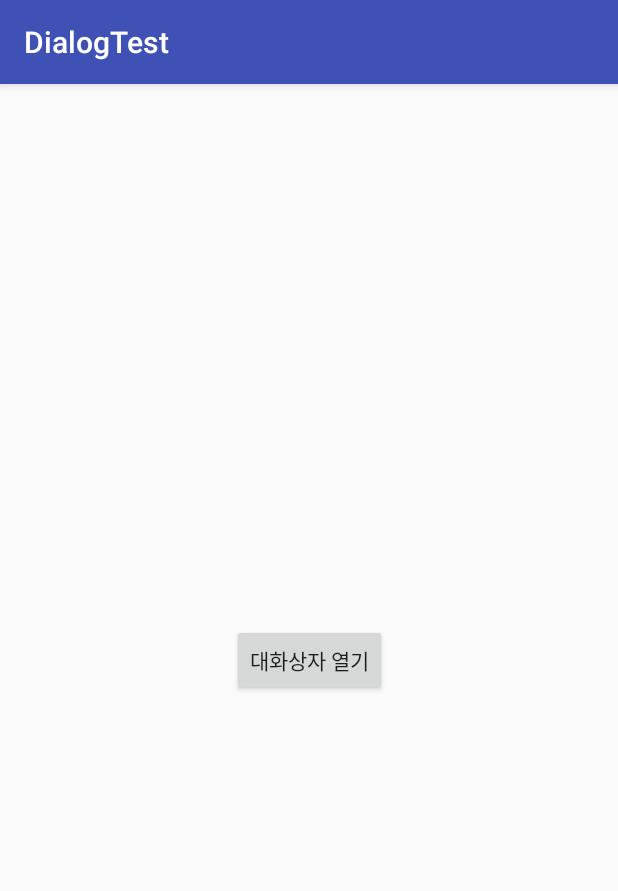
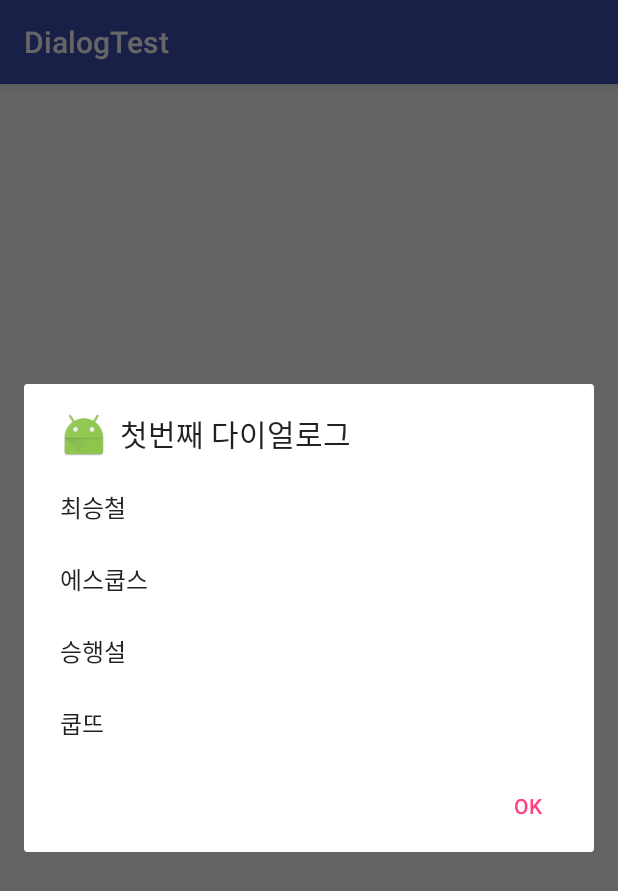
Before and after one commit to jungdain/DialogTest, an Android app: the screen it shows after launch (MainActivity), after a tap on "대화상자 열기", on a phone screen of 412 x 824 dp. Shown: the top 891 px of the screen. Run offline under Robolectric (Android 15) with nearby library versions, the phone set to English and light mode, and no system bars.

Commit message:
#3 Change Items Dialog and Dialog Event Programming

```diff
--- a/app/src/main/java/rlathfdl463/kr/hs/emirim/dialogtest/MainActivity.java
+++ b/app/src/main/java/rlathfdl463/kr/hs/emirim/dialogtest/MainActivity.java
@@ -1,22 +1,37 @@
 package rlathfdl463.kr.hs.emirim.dialogtest;
 
+import android.content.DialogInterface;
+import android.preference.DialogPreference;
+import android.support.v7.app.AlertDialog;
 import android.support.v7.app.AppCompatActivity;
 import android.os.Bundle;
 import android.view.View;
 import android.widget.Button;
 
 public class MainActivity extends AppCompatActivity implements View.OnClickListener{
-
+    String[] itemArr={"최승철", "에스쿱스", "승행설", "쿱뜨"};
+    Button butDialog;
     @Override
     protected void onCreate(Bundle savedInstanceState) {
         super.onCreate(savedInstanceState);
         setContentView(R.layout.activity_main);
-        Button butDialog=(Button)findViewById(R.id.but_dialog);
+        butDialog=(Button)findViewById(R.id.but_dialog);
         butDialog.setOnClickListener(this);
     }
 
     @Override
     public void onClick(View view) {
-
+        AlertDialog.Builder dialog=new AlertDialog.Builder(this);
+        dialog.setTitle("첫번째 다이얼로그");
+        dialog.setIcon(R.mipmap.ic_launcher);
+//        dialog.setMessage("여기는 메시지를 쓰는 곳입니다.");
+        dialog.setItems(itemArr, new DialogInterface.OnClickListener() {
+            @Override
+            public void onClick(DialogInterface dialogInterface, int i) {
+                butDialog.setText(itemArr[i]);
+            }
+        });
+        dialog.setPositiveButton("OK", null);
+        dialog.show();
     }
 }
```
